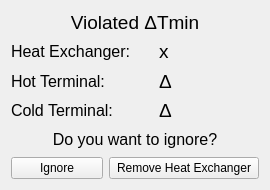
Above: interface/dtmin.ui from CarlosTadeuVassoler/MPinch before the change. Below: the same form after it.
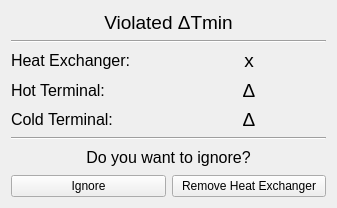
That is the form after the change.

The edit to the form file:
```diff
--- a/interface/dtmin.ui
+++ b/interface/dtmin.ui
@@ -6,8 +6,8 @@
    <rect>
     <x>0</x>
     <y>0</y>
-    <width>268</width>
-    <height>190</height>
+    <width>337</width>
+    <height>208</height>
    </rect>
   </property>
   <property name="windowTitle">
@@ -29,16 +29,35 @@
      </property>
     </widget>
    </item>
+   <item>
+    <widget class="Line" name="line">
+     <property name="orientation">
+      <enum>Qt::Horizontal</enum>
+     </property>
+    </widget>
+   </item>
    <item>
     <layout class="QHBoxLayout" name="horizontalLayout_4">
      <item>
       <widget class="QLabel" name="label_8">
+       <property name="sizePolicy">
+        <sizepolicy hsizetype="Preferred" vsizetype="Minimum">
+         <horstretch>0</horstretch>
+         <verstretch>0</verstretch>
+        </sizepolicy>
+       </property>
        <property name="minimumSize">
         <size>
          <width>142</width>
          <height>0</height>
         </size>
        </property>
+       <property name="maximumSize">
+        <size>
+         <width>16777215</width>
+         <height>142</height>
+        </size>
+       </property>
        <property name="font">
         <font>
          <pointsize>12</pointsize>
@@ -65,6 +84,9 @@
        <property name="text">
         <string>x</string>
        </property>
+       <property name="alignment">
+        <set>Qt::AlignCenter</set>
+       </property>
       </widget>
      </item>
     </layout>
@@ -73,12 +95,24 @@
     <layout class="QHBoxLayout" name="horizontalLayout_2">
      <item>
       <widget class="QLabel" name="label_5">
+       <property name="sizePolicy">
+        <sizepolicy hsizetype="Preferred" vsizetype="Minimum">
+         <horstretch>0</horstretch>
+         <verstretch>0</verstretch>
+        </sizepolicy>
+       </property>
        <property name="minimumSize">
         <size>
          <width>142</width>
          <height>0</height>
         </size>
        </property>
+       <property name="maximumSize">
+        <size>
+         <width>16777215</width>
+         <height>142</height>
+        </size>
+       </property>
        <property name="font">
         <font>
          <pointsize>12</pointsize>
@@ -99,7 +133,7 @@
        </property>
        <property name="maximumSize">
         <size>
-         <width>100</width>
+         <width>16777215</width>
          <height>16777215</height>
         </size>
        </property>
@@ -115,7 +149,7 @@
         <string>Δ</string>
        </property>
        <property name="alignment">
-        <set>Qt::AlignLeading|Qt::AlignLeft|Qt::AlignVCenter</set>
+        <set>Qt::AlignCenter</set>
        </property>
        <property name="wordWrap">
         <bool>false</bool>
@@ -128,12 +162,24 @@
     <layout class="QHBoxLayout" name="horizontalLayout_3">
      <item>
       <widget class="QLabel" name="label_6">
+       <property name="sizePolicy">
+        <sizepolicy hsizetype="Preferred" vsizetype="Minimum">
+         <horstretch>0</horstretch>
+         <verstretch>0</verstretch>
+        </sizepolicy>
+       </property>
        <property name="minimumSize">
         <size>
          <width>142</width>
          <height>0</height>
         </size>
        </property>
+       <property name="maximumSize">
+        <size>
+         <width>16777215</width>
+         <height>142</height>
+        </size>
+       </property>
        <property name="font">
         <font>
          <pointsize>12</pointsize>
@@ -154,7 +200,7 @@
        </property>
        <property name="maximumSize">
         <size>
-         <width>100</width>
+         <width>16777215</width>
          <height>16777215</height>
         </size>
        </property>
@@ -170,12 +216,19 @@
         <string>Δ</string>
        </property>
        <property name="alignment">
-        <set>Qt::AlignLeading|Qt::AlignLeft|Qt::AlignVCenter</set>
+        <set>Qt::AlignCenter</set>
        </property>
       </widget>
      </item>
     </layout>
    </item>
+   <item>
+    <widget class="Line" name="line_2">
+     <property name="orientation">
+      <enum>Qt::Horizontal</enum>
+     </property>
+    </widget>
+   </item>
    <item>
     <widget class="QLabel" name="label_2">
      <property name="font">
```
